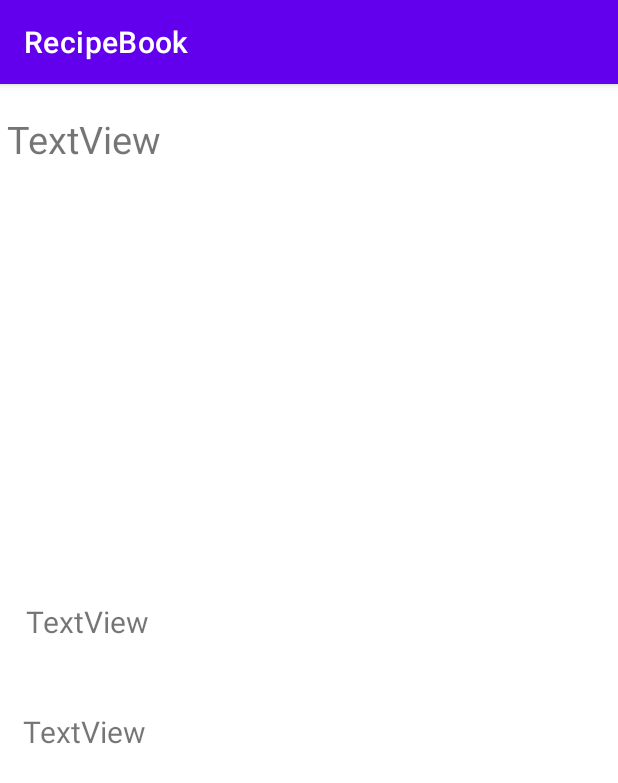
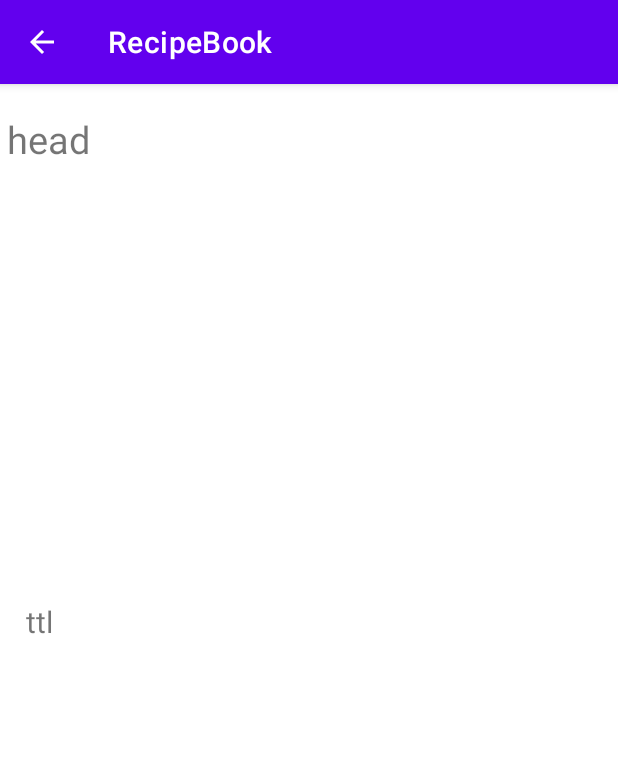
Before and after one commit to dePrakash/RecipeBook, an Android app: the RecipeDetailsActivity screen opened directly, with no data from a screen before it, on a phone screen of 412 x 824 dp. Shown: the top 783 px of the screen. Run offline under Robolectric (Android 15) with nearby library versions, the phone set to English and light mode, and no system bars; our stand-ins replace Picasso; pictures from the network do not load.

Commit message:
scroll view added, plain to html, action bar navigation

```diff
--- a/app/src/main/AndroidManifest.xml
+++ b/app/src/main/AndroidManifest.xml
@@ -21,10 +21,12 @@
         </activity>
         <activity
             android:name=".ui.RecipeDetailsActivity"
-            android:exported="false" >
+            android:exported="false"
+            android:parentActivityName=".ui.RecipeListActivity">
             <meta-data
                 android:name="android.app.lib_name"
-                android:value="" />
+                android:value=""
+                />
         </activity>
         <activity
             android:name=".ui.MainActivity"
--- a/app/src/main/java/com/example/recipebook/ui/MainActivity.java
+++ b/app/src/main/java/com/example/recipebook/ui/MainActivity.java
@@ -14,6 +14,8 @@ public class MainActivity extends AppCompatActivity {
         super.onCreate(savedInstanceState);
         setContentView(R.layout.activity_main);
 
+        getSupportActionBar().setTitle("Home");
+
         startActivity(new Intent(this, RecipeListActivity.class));
         finish();
     }
--- a/app/src/main/java/com/example/recipebook/ui/RecipeListActivity.kt
+++ b/app/src/main/java/com/example/recipebook/ui/RecipeListActivity.kt
@@ -6,6 +6,9 @@ import android.os.Bundle
 import android.util.Log
 import android.widget.LinearLayout
 import android.widget.Toast
+
+import android.widget.EditText;
+
 import androidx.recyclerview.widget.LinearLayoutManager
 import androidx.recyclerview.widget.RecyclerView
 import com.example.recipebook.R
@@ -28,6 +31,8 @@ class RecipeListActivity : AppCompatActivity(), Adapter.OnItemClickListener {
     override fun onCreate(savedInstanceState: Bundle?) {
         super.onCreate(savedInstanceState)
         setContentView(R.layout.activity_recipe_list)
+
+        supportActionBar?.title = "Home"
 
         listAdapter = Adapter(this, this)
         val retrofit = RetrofitClient.getInstance()
--- a/app/src/main/res/layout/activity_recipe_details.xml
+++ b/app/src/main/res/layout/activity_recipe_details.xml
@@ -6,11 +6,12 @@
     android:layout_height="match_parent"
     tools:context=".ui.RecipeDetailsActivity">
 
+
     <TextView
         android:id="@+id/heading"
         android:layout_width="391dp"
         android:layout_height="62dp"
-        android:text="TextView"
+        android:text="head"
         android:textSize="25dp"
         app:layout_constraintBottom_toBottomOf="parent"
         app:layout_constraintEnd_toEndOf="parent"
@@ -24,23 +25,37 @@
         android:layout_width="379dp"
         android:layout_height="65dp"
         android:layout_marginTop="20dp"
-        android:text="TextView"
+        android:text="ttl"
         android:textSize="20dp"
         app:layout_constraintEnd_toEndOf="parent"
         app:layout_constraintHorizontal_bias="0.531"
         app:layout_constraintStart_toStartOf="parent"
         app:layout_constraintTop_toBottomOf="@+id/imageView" />
 
-    <TextView
-        android:id="@+id/summery"
-        android:layout_width="381dp"
-        android:layout_height="413dp"
-        android:layout_marginTop="8dp"
-        android:text="TextView"
-        android:textSize="20dp"
+    <ScrollView
+        android:id="@+id/scrollable"
+        android:layout_width="367dp"
+        android:layout_height="281dp"
+        app:layout_constraintBottom_toBottomOf="parent"
         app:layout_constraintEnd_toEndOf="parent"
         app:layout_constraintStart_toStartOf="parent"
-        app:layout_constraintTop_toBottomOf="@+id/title_d" />
+        app:layout_constraintTop_toBottomOf="@+id/title_d"
+        app:layout_constraintVertical_bias="0.309">
+
+        <TextView
+            android:id="@+id/summery"
+            android:layout_width="match_parent"
+            android:layout_height="wrap_content"
+            android:layout_marginTop="8dp"
+            android:text=""
+            android:textSize="20dp"
+            android:textStyle="bold"
+            app:layout_constraintEnd_toEndOf="parent"
+            app:layout_constraintStart_toStartOf="@id/scrollable"
+            app:layout_constraintTop_toBottomOf="@+id/title_d" />
+
+
+    </ScrollView>
 
     <ImageView
         android:id="@+id/imageView"
--- a/app/src/main/res/layout/activity_recipe_list.xml
+++ b/app/src/main/res/layout/activity_recipe_list.xml
@@ -9,6 +9,7 @@
 
     <com.google.android.material.textfield.TextInputLayout
         android:id="@+id/search_container"
+        android:hint="Search Your Favorite Recipes"
         android:layout_width="0dp"
         android:layout_height="wrap_content"
         app:layout_constraintEnd_toStartOf="@id/search_button"
@@ -17,6 +18,7 @@
 
         <com.google.android.material.textfield.TextInputEditText
             android:id="@+id/search"
+            android:background="#5446B6E8"
             android:layout_width="match_parent"
             android:layout_height="wrap_content"
             android:inputType="text" />
@@ -26,6 +28,7 @@
         android:id="@+id/search_button"
         android:layout_width="wrap_content"
         android:layout_height="wrap_content"
+        android:background="@drawable/shapes"
         android:text="Search"
         app:icon="@drawable/ic_baseline_search_24"
         app:layout_constraintEnd_toEndOf="parent"
```
Also changed, not shown: app/src/main/java/com/example/recipebook/ui/RecipeDetailsActivity.java (+15 -43 lines).
